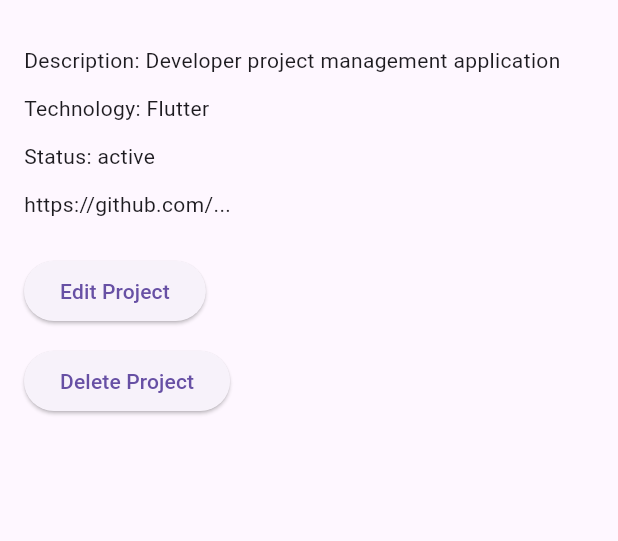
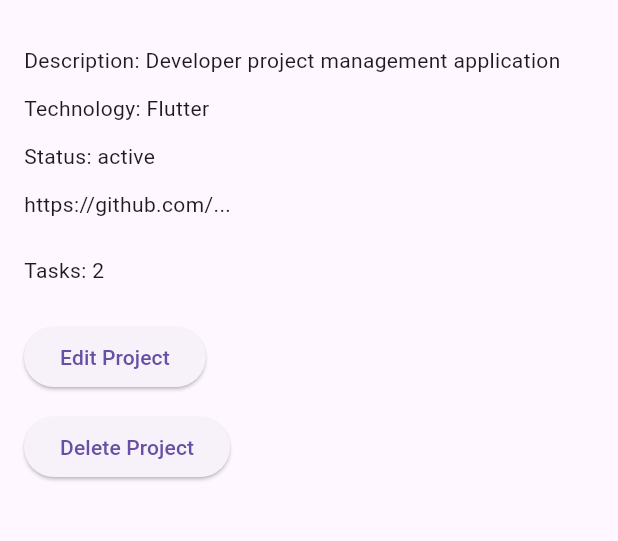
Before and after one commit to sajjadaamirpro-code/codeflow-app, a Flutter app: the screen it shows after launch, after a tap on "CodeFlow", on a phone screen of 412 x 824 dp, the part 63-604 px from its top. Run offline on Flutter 3.47's test engine with Material 3 defaults, Android fonts, the phone set to English and light mode, and no system bars.

Commit message:
feat: add project task relationship

```diff
--- a/lib/main.dart
+++ b/lib/main.dart
@@ -7,6 +7,18 @@ enum ProjectStatus {
   completed,
 }
 
+
+class Task {
+  String title;
+  bool isCompleted;
+
+  Task({
+    required this.title,
+    this.isCompleted = false,
+  });
+}
+
+
 class Project {
   String name;
   String description;
@@ -14,7 +26,7 @@ class Project {
 
   ProjectStatus _status;
   String? githubUrl;
-
+  List<Task> tasks;
   Project({
     required this.name,
     required this.description,
@@ -22,7 +34,8 @@ class Project {
 
     required ProjectStatus status,
     this.githubUrl,
-  }): _status = status;
+    List<Task>? tasks,
+  }): _status = status, tasks = tasks ?? [];
 
   ProjectStatus get status => _status;
 
@@ -68,6 +81,10 @@ class _CodeFlowAppState extends State<CodeFlowApp> {
       technology: 'Flutter',
       status: ProjectStatus.active,
       githubUrl: 'https://github.com/...',
+      tasks: [
+        Task(title: 'Add search'),
+        Task(title: 'Add filters'),
+      ],
     ),
     Project(
       name: 'Weather App',
@@ -374,6 +391,14 @@ class ProjectDetailsScreen extends StatelessWidget {
             Text(project.githubUrl ?? 'No GitHub repository'),
             const SizedBox(height: 24),
 
+
+
+            Text(
+              'Tasks: ${project.tasks.length}',
+            ),            const SizedBox(height: 12),
+
+            const SizedBox(height: 12),
+
             ElevatedButton(
               onPressed: () async {
                 final nameController =
```
